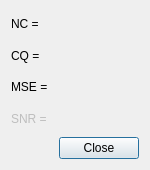
Qt form ip-phone-van/dialog_noiseinfo.ui (Warchant/ip-phone) before a commit.
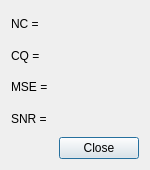
The same form after that commit. Icons and pictures are not drawn.

Diff of the .ui file:
```diff
--- a/ip-phone-van/dialog_noiseinfo.ui
+++ b/ip-phone-van/dialog_noiseinfo.ui
@@ -86,7 +86,7 @@
    <item row="3" column="0" colspan="2">
     <widget class="QLabel" name="label_snr">
      <property name="enabled">
-      <bool>false</bool>
+      <bool>true</bool>
      </property>
      <property name="toolTip">
       <string>Соотношение сигнал-шум</string>
```
